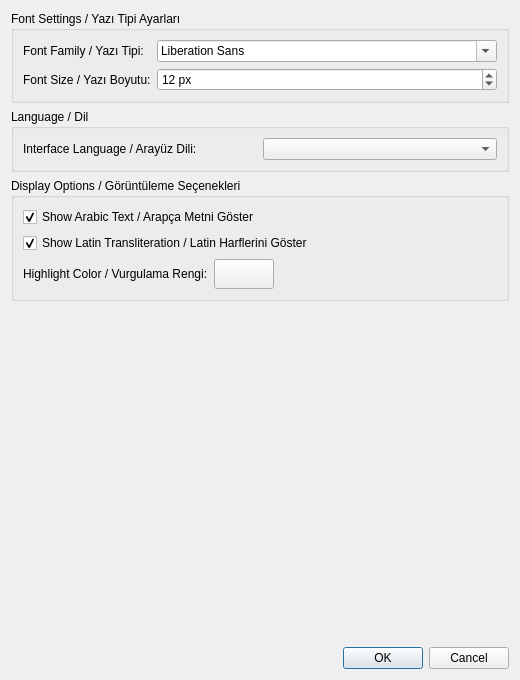
Qt form settingsdialog.ui (takyonxxx/HolyBooksExplorer) before a commit.
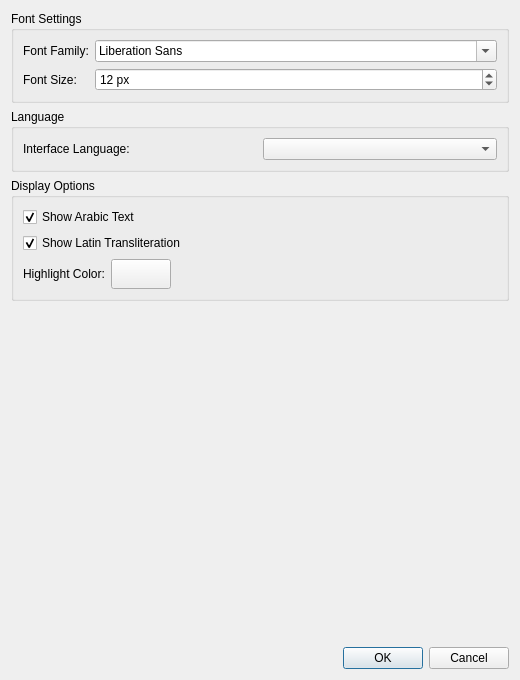
The same form after that commit.

What changed in the file:
```diff
--- a/settingsdialog.ui
+++ b/settingsdialog.ui
@@ -17,13 +17,13 @@
    <item>
     <widget class="QGroupBox" name="fontGroupBox">
      <property name="title">
-      <string>Font Settings / Yazı Tipi Ayarları</string>
+      <string>Font Settings</string>
      </property>
      <layout class="QFormLayout" name="formLayout">
       <item row="0" column="0">
        <widget class="QLabel" name="fontFamilyLabel">
         <property name="text">
-         <string>Font Family / Yazı Tipi:</string>
+         <string>Font Family:</string>
         </property>
        </widget>
       </item>
@@ -33,7 +33,7 @@
       <item row="1" column="0">
        <widget class="QLabel" name="fontSizeLabel">
         <property name="text">
-         <string>Font Size / Yazı Boyutu:</string>
+         <string>Font Size:</string>
         </property>
        </widget>
       </item>
@@ -59,13 +59,13 @@
    <item>
     <widget class="QGroupBox" name="languageGroupBox">
      <property name="title">
-      <string>Language / Dil</string>
+      <string>Language</string>
      </property>
      <layout class="QHBoxLayout" name="horizontalLayout">
       <item>
        <widget class="QLabel" name="languageLabel">
         <property name="text">
-         <string>Interface Language / Arayüz Dili:</string>
+         <string>Interface Language:</string>
         </property>
        </widget>
       </item>
@@ -78,13 +78,13 @@
    <item>
     <widget class="QGroupBox" name="displayGroupBox">
      <property name="title">
-      <string>Display Options / Görüntüleme Seçenekleri</string>
+      <string>Display Options</string>
      </property>
      <layout class="QVBoxLayout" name="verticalLayout_2">
       <item>
        <widget class="QCheckBox" name="showArabicCheckBox">
         <property name="text">
-         <string>Show Arabic Text / Arapça Metni Göster</string>
+         <string>Show Arabic Text</string>
         </property>
         <property name="checked">
          <bool>true</bool>
@@ -94,7 +94,7 @@
       <item>
        <widget class="QCheckBox" name="showLatinCheckBox">
         <property name="text">
-         <string>Show Latin Transliteration / Latin Harflerini Göster</string>
+         <string>Show Latin Transliteration</string>
         </property>
         <property name="checked">
          <bool>true</bool>
@@ -106,7 +106,7 @@
         <item>
          <widget class="QLabel" name="highlightColorLabel">
           <property name="text">
-           <string>Highlight Color / Vurgulama Rengi:</string>
+           <string>Highlight Color:</string>
           </property>
          </widget>
         </item>
```
Left out of the diff: 2 changed lines with no effect on the pictures.
